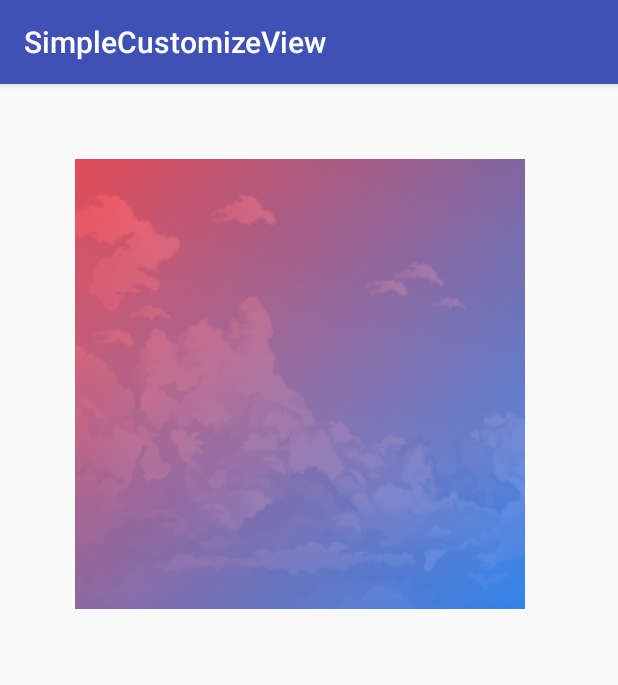
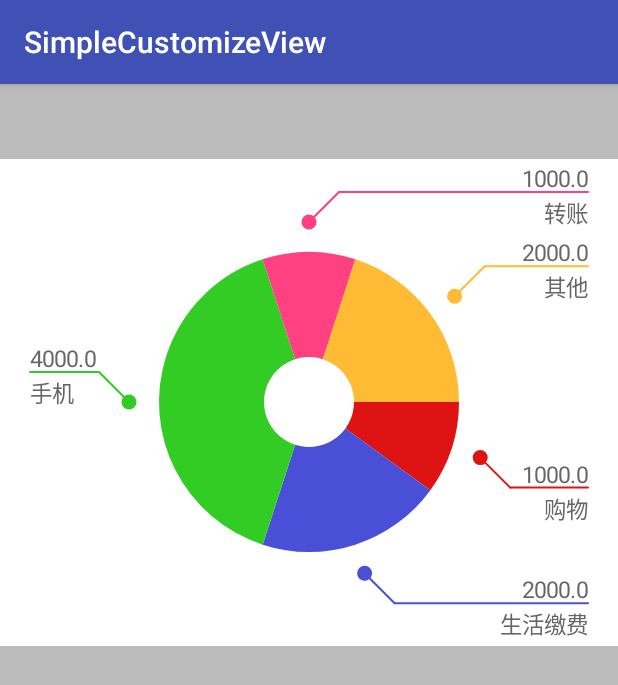
Before and after one commit to HStanN/SimpleCustomizeView, an Android app: the screen it shows after launch (MainActivity), on a phone screen of 412 x 824 dp. Shown: the top 685 px of the screen. Run offline under Robolectric (Android 15) with nearby library versions, the phone set to English and light mode, and no system bars.

Commit message:
add RingChartView

```diff
--- a/app/src/main/java/com/hug/simplecustomizeview/MainActivity.java
+++ b/app/src/main/java/com/hug/simplecustomizeview/MainActivity.java
@@ -2,6 +2,12 @@ package com.hug.simplecustomizeview;
 
 import android.support.v7.app.AppCompatActivity;
 import android.os.Bundle;
+
+import com.hug.simplecustomizeview.view.ringChart.ChartItem;
+import com.hug.simplecustomizeview.view.ringChart.RingChartView;
+
+import java.util.ArrayList;
+import java.util.List;
 
 public class MainActivity extends AppCompatActivity {
 
@@ -9,5 +15,39 @@ public class MainActivity extends AppCompatActivity {
     protected void onCreate(Bundle savedInstanceState) {
         super.onCreate(savedInstanceState);
         setContentView(R.layout.activity_main);
+        RingChartView ringChartView = (RingChartView) findViewById(R.id.ring_chart);
+        ChartItem chartItem1 = new ChartItem();
+        chartItem1.setPercent(0.10);
+        chartItem1.setAmount(1000);
+        chartItem1.setName("购物");
+        chartItem1.setColor(R.color.color_red);
+        ChartItem chartItem2 = new ChartItem();
+        chartItem2.setPercent(0.20);
+        chartItem2.setAmount(2000);
+        chartItem2.setName("生活缴费");
+        chartItem2.setColor(R.color.color_blue);
+        ChartItem chartItem3 = new ChartItem();
+        chartItem3.setPercent(0.40);
+        chartItem3.setName("手机");
+        chartItem3.setAmount(4000);
+        chartItem3.setColor(R.color.color_green);
+        ChartItem chartItem4 = new ChartItem();
+        chartItem4.setPercent(0.10);
+        chartItem4.setAmount(1000);
+        chartItem4.setName("转账");
+        chartItem4.setColor(R.color.colorAccent);
+        ChartItem chartItem5 = new ChartItem();
+        chartItem5.setPercent(0.20);
+        chartItem5.setAmount(2000);
+        chartItem5.setName("其他");
+        chartItem5.setColor(R.color.color_orange);
+
+        List<ChartItem> lists = new ArrayList<>();
+        lists.add(chartItem1);
+        lists.add(chartItem2);
+        lists.add(chartItem3);
+        lists.add(chartItem4);
+        lists.add(chartItem5);
+        ringChartView.setChartData(lists);
     }
 }
--- a/app/src/main/java/com/hug/simplecustomizeview/view/GradientImageView.java
+++ b/app/src/main/java/com/hug/simplecustomizeview/view/GradientImageView.java
@@ -65,7 +65,7 @@ public class GradientImageView extends AppCompatImageView {
         gradientStart = ta.getInt(R.styleable.GradientImageView_gradientStart, LEFT_TOP);
         gradientType = ta.getInt(R.styleable.GradientImageView_gradientType, LINEAR);
         gradientEnable = ta.getBoolean(R.styleable.GradientImageView_gradientEnable, true);
-
+        ta.recycle();
     }
 
     private void initPoint() {
@@ -119,19 +119,6 @@ public class GradientImageView extends AppCompatImageView {
     protected void onDraw(Canvas canvas) {
         super.onDraw(canvas);
         if (gradientEnable) {
-            switch (gradientType) {
-                case LINEAR:
-                    shader = new LinearGradient(startPoint.x, startPoint.y, endPoint.x, endPoint.y, startColor,
-                            endColor, Shader.TileMode.CLAMP);
-                    break;
-                case RADIAL:
-                    shader = new RadialGradient(startPoint.x, startPoint.y, radius, startColor, endColor, Shader
-                            .TileMode.CLAMP);
-                    break;
-                case SWEEP:
-                    shader = new SweepGradient(startPoint.x, startPoint.y, startColor, endColor);
-                    break;
-            }
             paint.setShader(shader);
             canvas.drawRect(getPaddingLeft(), getPaddingTop(),
                     getMeasuredWidth() - getPaddingRight(), getMeasuredHeight() - getPaddingBottom(), paint);
@@ -142,5 +129,23 @@ public class GradientImageView extends AppCompatImageView {
     protected void onSizeChanged(int w, int h, int oldw, int oldh) {
         super.onSizeChanged(w, h, oldw, oldh);
         initPoint();
+        initShader();
+    }
+
+    private void initShader() {
+        switch (gradientType) {
+            case LINEAR:
+                shader = new LinearGradient(startPoint.x, startPoint.y, endPoint.x, endPoint.y, startColor,
+                        endColor, Shader.TileMode.CLAMP);
+                break;
+            case RADIAL:
+                shader = new RadialGradient(startPoint.x, startPoint.y, radius, startColor, endColor, Shader
+                        .TileMode.CLAMP);
+                break;
+            case SWEEP:
+                shader = new SweepGradient(startPoint.x, startPoint.y, startColor, endColor);
+                Path path = new Path();
+                break;
+        }
     }
 }
--- /dev/null
+++ b/app/src/main/java/com/hug/simplecustomizeview/view/ringChart/ChartItem.java
@@ -0,0 +1,63 @@
+package com.hug.simplecustomizeview.view.ringChart;
+
+/**
+ * Created by HStan on 2017/8/7.
+ *
+ */
+
+public class ChartItem {
+    private String name;
+    private int id;
+    private int icon;
+    private double amount;
+    private double percent;
+    private int color;
+
+    public String getName() {
+        return name;
+    }
+
+    public void setName(String name) {
+        this.name = name;
+    }
+
+    public int getId() {
+        return id;
+    }
+
+    public void setId(int id) {
+        this.id = id;
+    }
+
+    public int getIcon() {
+        return icon;
+    }
+
+    public void setIcon(int icon) {
+        this.icon = icon;
+    }
+
+    public double getAmount() {
+        return amount;
+    }
+
+    public void setAmount(double amount) {
+        this.amount = amount;
+    }
+
+    public double getPercent() {
+        return percent;
+    }
+
+    public void setPercent(double percent) {
+        this.percent = percent;
+    }
+
+    public int getColor() {
+        return color;
+    }
+
+    public void setColor(int color) {
+        this.color = color;
+    }
+}
--- /dev/null
+++ b/app/src/main/java/com/hug/simplecustomizeview/view/ringChart/RingChartView.java
@@ -0,0 +1,205 @@
+package com.hug.simplecustomizeview.view.ringChart;
+
+import android.animation.ObjectAnimator;
+import android.animation.ValueAnimator;
+import android.content.Context;
+import android.content.res.TypedArray;
+import android.graphics.Canvas;
+import android.graphics.Color;
+import android.graphics.Paint;
+import android.graphics.Path;
+import android.graphics.RectF;
+import android.support.annotation.Nullable;
+import android.util.AttributeSet;
+import android.util.DisplayMetrics;
+import android.util.TypedValue;
+import android.view.View;
+import android.view.WindowManager;
+import android.view.animation.AccelerateInterpolator;
+import android.view.animation.OvershootInterpolator;
+
+import com.hug.simplecustomizeview.R;
+
+import java.util.List;
+
+/**
+ * Created by HStan on 2017/8/7.
+ * <p>
+ * 仿支付宝月账单中的环形图效果
+ */
+
+public class RingChartView extends View {
+    private Context mContext;
+    private Paint paint;
+    private Paint textPaint;
+    private Path wcPath;
+
+
+    private float textRadius;
+    private int extendRadius = 30;
+    private int lineMarign = 30;
+
+    private float mTextSize;
+    private int mTextColor = Color.parseColor("#666666");
+    private float mChartRadius;
+    private float mCenterRadius;
+
+    private final int DEFAULT_CENTER_RADIUS = 60;
+    private final int DEFAULT_RING_RADIUS = 200;
+    private final int DEFAULT_TEXTSIZE = 30;
+
+    private List<ChartItem> mDatas;
+
+    public RingChartView(Context context) {
+        this(context, null);
+    }
+
+    public RingChartView(Context context, @Nullable AttributeSet attrs) {
+        this(context, attrs, 0);
+    }
+
+    public RingChartView(Context context, @Nullable AttributeSet attrs, int defStyleAttr) {
+        super(context, attrs, defStyleAttr);
+
+        init(context, attrs);
+    }
+
+    private void init(Context context, AttributeSet attrs) {
+        mContext = context;
+        TypedArray ta = mContext.getTheme().obtainStyledAttributes(attrs,R.styleable.RingChartView,0,0);
+        mChartRadius = ta.getDimension(R.styleable.RingChartView_bigRingRadius,DEFAULT_RING_RADIUS);
+        mCenterRadius = ta.getDimension(R.styleable.RingChartView_smallCircleRadius,DEFAULT_CENTER_RADIUS);
+        mTextSize =ta.getDimension(R.styleable.RingChartView_ringTextSize,DEFAULT_TEXTSIZE);
+        ta.recycle();
+        paint = new Paint(Paint.ANTI_ALIAS_FLAG);
+        paint.setStyle(Paint.Style.FILL);
+
+        textPaint = new Paint(Paint.ANTI_ALIAS_FLAG);
+        textPaint.setStyle(Paint.Style.FILL);
+        textPaint.setTextSize(mTextSize);
+        textPaint.setColor(mTextColor);
+
+        wcPath = new Path();
+    }
+
+    public void setChartData(List<ChartItem> list) {
+        mDatas = list;
+        invalidate();
+    }
+
+    /**
+     * @param textSize px value
+     *
+     * */
+    public void setTextSize(float textSize){
+        textPaint.setTextSize(textSize);
+        invalidate();
+    }
+
+    /**
+     * @param radius px value
+     *
+     * */
+    public void setRingRadius(int radius){
+        mChartRadius = radius;
+        invalidate();
+    }
+
+    /**
+     * @param radius px value
+     *
+     * */
+    public void setCenterRadius(int radius){
+        mCenterRadius = radius;
+        invalidate();
+    }
+
+    @Override
+    protected void onDraw(Canvas canvas) {
+        super.onDraw(canvas);
+        if (mDatas != null) {
+            textRadius = mChartRadius + 30;
+            canvas.translate(getMeasuredWidth() / 2, getMeasuredHeight() / 2);
+            canvas.drawColor(Color.WHITE);
+            RectF rectF = new RectF(-mChartRadius,
+                    -mChartRadius,
+                    +mChartRadius,
+                    +mChartRadius);
+            float preRadius = 0;
+            for (int i = 0; i < mDatas.size(); i++) {
+                paint.setColor(mContext.getResources().getColor(mDatas.get(i).getColor()));
+                float radius = (float) (360 * mDatas.get(i).getPercent());
+                float halfRadius = (float) Math.toRadians((preRadius + radius / 2));
+                float x = (float) (Math.cos(halfRadius) * textRadius);
+                float y = (float) (Math.sin(halfRadius) * textRadius);
+                float x1 = 0;
+                float y1 = 0;
+                if (x >= 0 && y >= 0) {
+                    x1 = x + extendRadius;
+                    y1 = y + extendRadius;
+                }
+                if (x > 0 && y < 0) {
+                    x1 = x + extendRadius;
+                    y1 = y - extendRadius;
+                }
+                if (x <= 0 && y <= 0) {
+                    x1 = x - extendRadius;
+                    y1 = y - extendRadius;
+                }
+                if (x < 0 && y > 0) {
+                    x1 = x - extendRadius;
+                    y1 = y + extendRadius;
+                }
+
+                paint.setStrokeWidth(15);
+                paint.setStrokeCap(Paint.Cap.ROUND);
+                canvas.drawPoint(x, y, paint);
+                paint.setStrokeWidth(2);
+                paint.setStrokeCap(Paint.Cap.ROUND);
+                canvas.drawLine(x, y, x1, y1, paint);
+                if (x > 0) {
+                    canvas.drawLine(x1, y1, getMeasuredWidth() / 2 - lineMarign, y1, paint);
+                    textPaint.setTextAlign(Paint.Align.RIGHT);
+                    canvas.drawText("" + mDatas.get(i).getAmount(), getMeasuredWidth() / 2 - lineMarign, y1 - 5,
+                            textPaint);
+                    canvas.drawText(mDatas.get(i).getName(), getMeasuredWidth() / 2 - lineMarign, y1 + 30,
+                            textPaint);
+                } else {
+                    canvas.drawLine(x1, y1, -getMeasuredWidth() / 2 + lineMarign, y1, paint);
+                    textPaint.setTextAlign(Paint.Align.LEFT);
+                    canvas.drawText("" + mDatas.get(i).getAmount(), -getMeasuredWidth() / 2 + lineMarign, y1 - 5,
+                            textPaint);
+                    canvas.drawText("" + mDatas.get(i).getName(), -getMeasuredWidth() / 2 + lineMarign, y1 +
+                            30, textPaint);
+                }
+                canvas.drawArc(rectF, preRadius, radius, true, paint);
+                preRadius = radius + preRadius;
+            }
+            wcPath.addCircle(0, 0, mCenterRadius, Path.Direction.CW);
+            paint.setColor(Color.WHITE);
+            canvas.drawPath(wcPath, paint);
+        }
+    }
+
+    @Override
+    protected void onMeasure(int widthMeasureSpec, int heightMeasureSpec) {
+        super.onMeasure(widthMeasureSpec, heightMeasureSpec);
+        setMeasuredDimension(measureWidth(), getWrapHeight());
+    }
+
+    private int getWrapHeight() {
+        return (int) (2 * mChartRadius + 2 * Math.sqrt(extendRadius * extendRadius + extendRadius * extendRadius) +
+                mTextSize + 80);
+    }
+
+    private int measureWidth() {
+        return getScreenWidth();
+    }
+
+    private int getScreenWidth() {
+        DisplayMetrics dm = new DisplayMetrics();
+        WindowManager manager = (WindowManager) mContext.getSystemService(Context.WINDOW_SERVICE);
+        manager.getDefaultDisplay().getMetrics(dm);
+        return dm.widthPixels;
+    }
+}
--- a/app/src/main/res/layout/activity_main.xml
+++ b/app/src/main/res/layout/activity_main.xml
@@ -6,17 +6,16 @@
     android:layout_width="match_parent"
     android:layout_height="match_parent"
     android:orientation="vertical"
+    android:background="#bcbcbc"
     tools:context="com.hug.simplecustomizeview.MainActivity">
 
-
-    <com.hug.simplecustomizeview.view.GradientImageView
-        android:layout_width="300dp"
-        android:layout_height="300dp"
-        android:layout_margin="50dp"
-        android:src="@mipmap/bg"
-        app:startColor="#e0ff4346"
-        app:endColor="#d1267ff2"
-        app:gradientStart="leftTop"
-        app:gradientType="linear"
-        android:scaleType="fitXY"/>
+    <com.hug.simplecustomizeview.view.ringChart.RingChartView
+        android:id="@+id/ring_chart"
+        android:layout_width="match_parent"
+        android:layout_height="match_parent"
+        android:layout_marginTop="50dp"
+        app:bigRingRadius="100dp"
+        app:smallCircleRadius="30dp"
+        app:ringTextSize="15sp"
+        />
 </LinearLayout>
--- a/app/src/main/res/values/colors.xml
+++ b/app/src/main/res/values/colors.xml
@@ -3,4 +3,9 @@
     <color name="colorPrimary">#3F51B5</color>
     <color name="colorPrimaryDark">#303F9F</color>
     <color name="colorAccent">#FF4081</color>
+
+    <color name="color_red">#de1414</color>
+    <color name="color_blue">#4950d7</color>
+    <color name="color_green">#33cc25</color>
+    <color name="color_orange">#ffffbb33</color>
 </resources>
--- /dev/null
+++ b/app/src/main/res/values/ringchart_view_attr.xml
@@ -0,0 +1,8 @@
+<?xml version="1.0" encoding="utf-8"?>
+<resources>
+    <declare-styleable name="RingChartView">
+        <attr name="bigRingRadius" format="dimension"/>
+        <attr name="smallCircleRadius" format="dimension"/>
+        <attr name="ringTextSize" format="dimension"/>
+    </declare-styleable>
+</resources>
```
